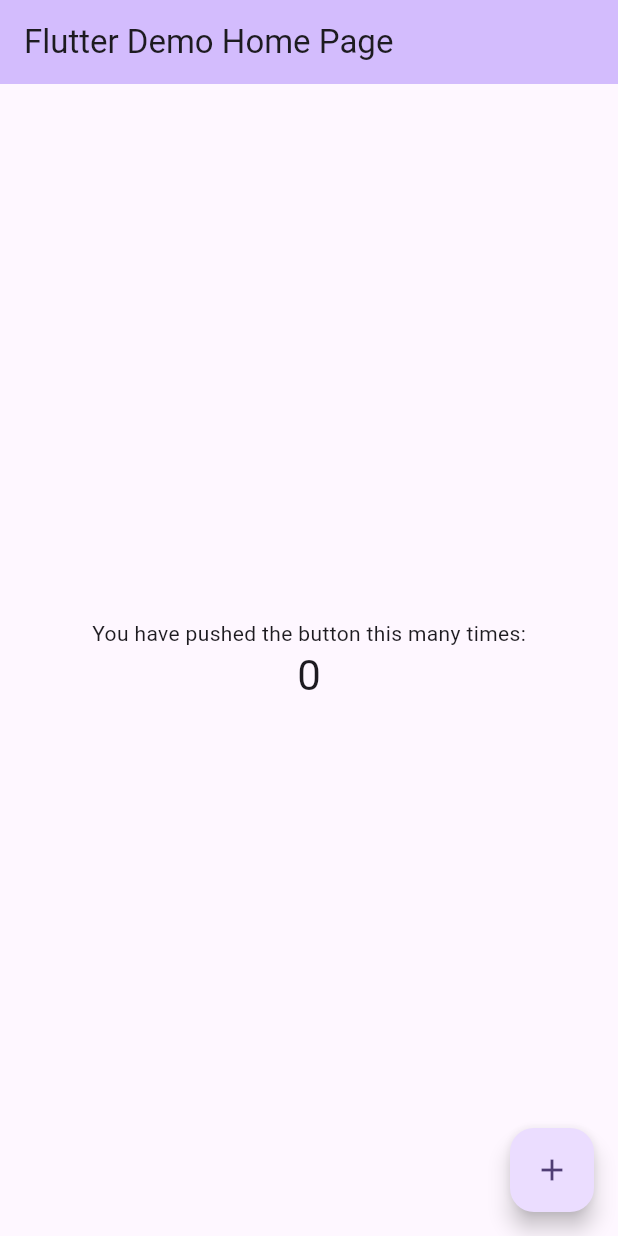
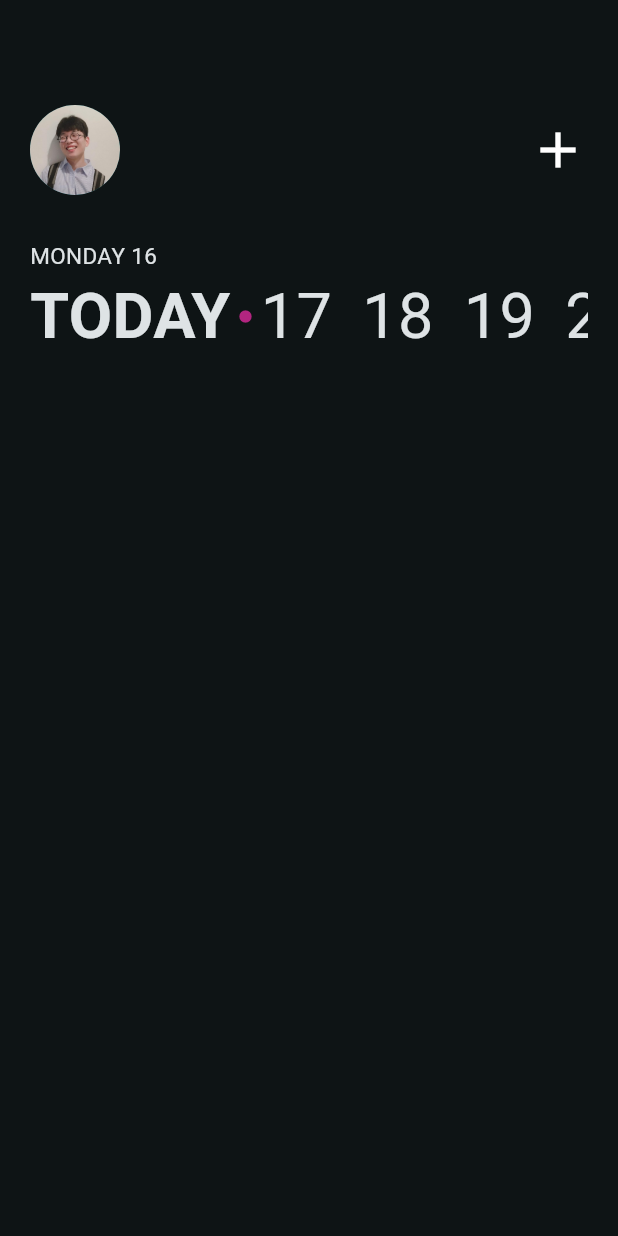
Before and after one commit to DaehunGwak/flutter-playground, a Flutter app: the screen it shows after launch, on a phone screen of 412 x 824 dp. Run offline on Flutter 3.47's test engine with Material 2 defaults, Android fonts, the phone set to English and light mode, and no system bars.

Commit message:
ui clone 상단 바 추가

```diff
--- /dev/null
+++ b/ui_clone/lib/date_bar.dart
@@ -0,0 +1,70 @@
+import 'package:flutter/material.dart';
+
+class SideScrollDateBar extends StatelessWidget {
+  const SideScrollDateBar({super.key});
+
+  @override
+  Widget build(BuildContext context) {
+    return Column(
+      crossAxisAlignment: CrossAxisAlignment.start,
+      children: [
+        Text(
+          "MONDAY 16",
+          style: TextStyle(
+            fontSize: Theme.of(context).textTheme.bodyMedium!.fontSize,
+          ),
+        ),
+        SingleChildScrollView(
+          scrollDirection: Axis.horizontal,
+          child: Row(
+            children: [
+              const ScheduleDayText(
+                "TODAY",
+                fontWeight: FontWeight.bold,
+              ),
+              const Padding(
+                padding: EdgeInsets.all(5),
+                child: Icon(
+                  Icons.circle,
+                  size: 10,
+                  color: Color(0xFFB22580),
+                ),
+              ),
+              for (var i = 17; i <= 31; i++)
+                ScheduleDayText(
+                  "$i",
+                  paddingRight: 20,
+                )
+            ],
+          ),
+        )
+      ],
+    );
+  }
+}
+
+class ScheduleDayText extends StatelessWidget {
+  const ScheduleDayText(
+    this.data, {
+    super.key,
+    this.paddingRight = 0,
+    this.fontWeight = FontWeight.normal,
+  });
+
+  final String data;
+  final double paddingRight;
+  final FontWeight fontWeight;
+
+  @override
+  Widget build(BuildContext context) {
+    return Padding(
+      padding: EdgeInsets.fromLTRB(0, 0, paddingRight, 0),
+      child: Text(
+        data,
+        style: TextStyle(
+            fontSize: Theme.of(context).textTheme.titleMedium!.fontSize,
+            fontWeight: fontWeight),
+      ),
+    );
+  }
+}
--- a/ui_clone/lib/main.dart
+++ b/ui_clone/lib/main.dart
@@ -1,125 +1,42 @@
 import 'package:flutter/material.dart';
+import 'package:ui_clone/date_bar.dart';
+import 'package:ui_clone/profile_bar.dart';
 
 void main() {
-  runApp(const MyApp());
+  runApp(const ScheduleCloneApp());
 }
 
-class MyApp extends StatelessWidget {
-  const MyApp({super.key});
+/// flutter challenge 2기 - #9: UI clone
+class ScheduleCloneApp extends StatelessWidget {
+  const ScheduleCloneApp({super.key});
 
-  // This widget is the root of your application.
   @override
   Widget build(BuildContext context) {
     return MaterialApp(
-      title: 'Flutter Demo',
       theme: ThemeData(
-        // This is the theme of your application.
-        //
-        // TRY THIS: Try running your application with "flutter run". You'll see
-        // the application has a blue toolbar. Then, without quitting the app,
-        // try changing the seedColor in the colorScheme below to Colors.green
-        // and then invoke "hot reload" (save your changes or press the "hot
-        // reload" button in a Flutter-supported IDE, or press "r" if you used
-        // the command line to start the app).
-        //
-        // Notice that the counter didn't reset back to zero; the application
-        // state is not lost during the reload. To reset the state, use hot
-        // restart instead.
-        //
-        // This works for code too, not just values: Most code changes can be
-        // tested with just a hot reload.
-        colorScheme: ColorScheme.fromSeed(seedColor: Colors.deepPurple),
         useMaterial3: true,
+        colorScheme: ColorScheme.fromSeed(
+          brightness: Brightness.dark,
+          seedColor: Colors.white,
+        ),
+        textTheme: const TextTheme(
+          bodyMedium: TextStyle(fontSize: 15),
+          titleMedium: TextStyle(fontSize: 42),
+        )
       ),
-      home: const MyHomePage(title: 'Flutter Demo Home Page'),
+      home: const Scaffold(
+        body: SingleChildScrollView(
+          padding: EdgeInsets.symmetric(horizontal: 20),
+          child: Column(
+            children: [
+              SizedBox(height: 70),
+              ScheduleProfileBar(),
+              SizedBox(height: 30),
+              SideScrollDateBar(),
+            ],
+          ),
+        ),
+      ),
     );
   }
 }
-
-class MyHomePage extends StatefulWidget {
-  const MyHomePage({super.key, required this.title});
-
-  // This widget is the home page of your application. It is stateful, meaning
-  // that it has a State object (defined below) that contains fields that affect
-  // how it looks.
-
-  // This class is the configuration for the state. It holds the values (in this
-  // case the title) provided by the parent (in this case the App widget) and
-  // used by the build method of the State. Fields in a Widget subclass are
-  // always marked "final".
-
-  final String title;
-
-  @override
-  State<MyHomePage> createState() => _MyHomePageState();
-}
-
-class _MyHomePageState extends State<MyHomePage> {
-  int _counter = 0;
-
-  void _incrementCounter() {
-    setState(() {
-      // This call to setState tells the Flutter framework that something has
-      // changed in this State, which causes it to rerun the build method below
-      // so that the display can reflect the updated values. If we changed
-      // _counter without calling setState(), then the build method would not be
-      // called again, and so nothing would appear to happen.
-      _counter++;
-    });
-  }
-
-  @override
-  Widget build(BuildContext context) {
-    // This method is rerun every time setState is called, for instance as done
-    // by the _incrementCounter method above.
-    //
-    // The Flutter framework has been optimized to make rerunning build methods
-    // fast, so that you can just rebuild anything that needs updating rather
-    // than having to individually change instances of widgets.
-    return Scaffold(
-      appBar: AppBar(
-        // TRY THIS: Try changing the color here to a specific color (to
-        // Colors.amber, perhaps?) and trigger a hot reload to see the AppBar
-        // change color while the other colors stay the same.
-        backgroundColor: Theme.of(context).colorScheme.inversePrimary,
-        // Here we take the value from the MyHomePage object that was created by
-        // the App.build method, and use it to set our appbar title.
-        title: Text(widget.title),
-      ),
-      body: Center(
-        // Center is a layout widget. It takes a single child and positions it
-        // in the middle of the parent.
-        child: Column(
-          // Column is also a layout widget. It takes a list of children and
-          // arranges them vertically. By default, it sizes itself to fit its
-          // children horizontally, and tries to be as tall as its parent.
-          //
-          // Column has various properties to control how it sizes itself and
-          // how it positions its children. Here we use mainAxisAlignment to
-          // center the children vertically; the main axis here is the vertical
-          // axis because Columns are vertical (the cross axis would be
-          // horizontal).
-          //
-          // TRY THIS: Invoke "debug painting" (choose the "Toggle Debug Paint"
-          // action in the IDE, or press "p" in the console), to see the
-          // wireframe for each widget.
-          mainAxisAlignment: MainAxisAlignment.center,
-          children: <Widget>[
-            const Text(
-              'You have pushed the button this many times:',
-            ),
-            Text(
-              '$_counter',
-              style: Theme.of(context).textTheme.headlineMedium,
-            ),
-          ],
-        ),
-      ),
-      floatingActionButton: FloatingActionButton(
-        onPressed: _incrementCounter,
-        tooltip: 'Increment',
-        child: const Icon(Icons.add),
-      ), // This trailing comma makes auto-formatting nicer for build methods.
-    );
-  }
-}
--- /dev/null
+++ b/ui_clone/lib/profile_bar.dart
@@ -0,0 +1,27 @@
+import 'package:flutter/material.dart';
+import 'package:flutter/rendering.dart';
+
+class ScheduleProfileBar extends StatelessWidget {
+  const ScheduleProfileBar({super.key});
+
+  @override
+  Widget build(BuildContext context) {
+    return const Row(
+      mainAxisAlignment: MainAxisAlignment.spaceBetween,
+      children: [
+        CircleAvatar(
+          radius: 30,
+          foregroundImage: AssetImage("assets/images/profile.png"), // ref: https://eunoia3jy.tistory.com/102
+          child: Icon(
+            Icons.person,
+            size: 30,
+          ),
+        ),
+        Icon(
+          Icons.add,
+          size: 40,
+        ),
+      ],
+    );
+  }
+}
--- a/ui_clone/pubspec.yaml
+++ b/ui_clone/pubspec.yaml
@@ -59,9 +59,8 @@ flutter:
   uses-material-design: true
 
   # To add assets to your application, add an assets section, like this:
-  # assets:
-  #   - images/a_dot_burr.jpeg
-  #   - images/a_dot_ham.jpeg
+  assets:
+   - assets/images/profile.png
 
   # An image asset can refer to one or more resolution-specific "variants", see
   # https://flutter.dev/assets-and-images/#resolution-aware
```
Also changed, not shown: ui_clone/assets/images/profile.png (added), 1 other file.
